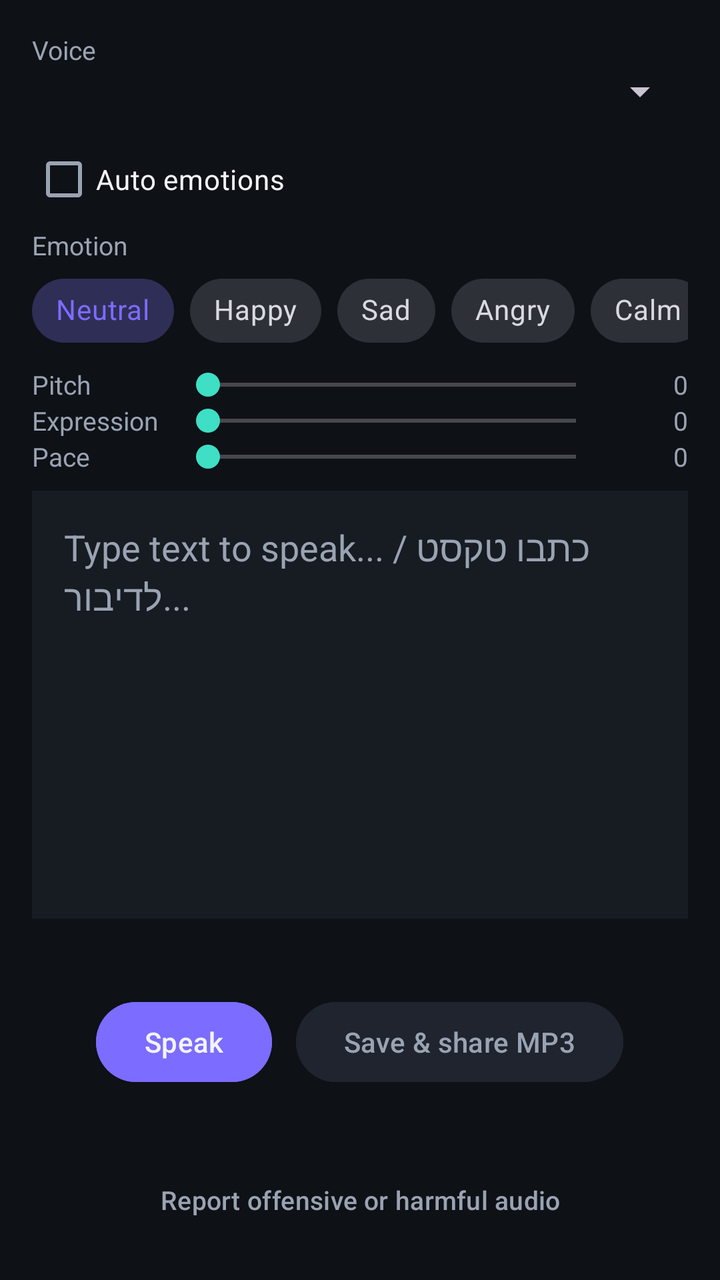
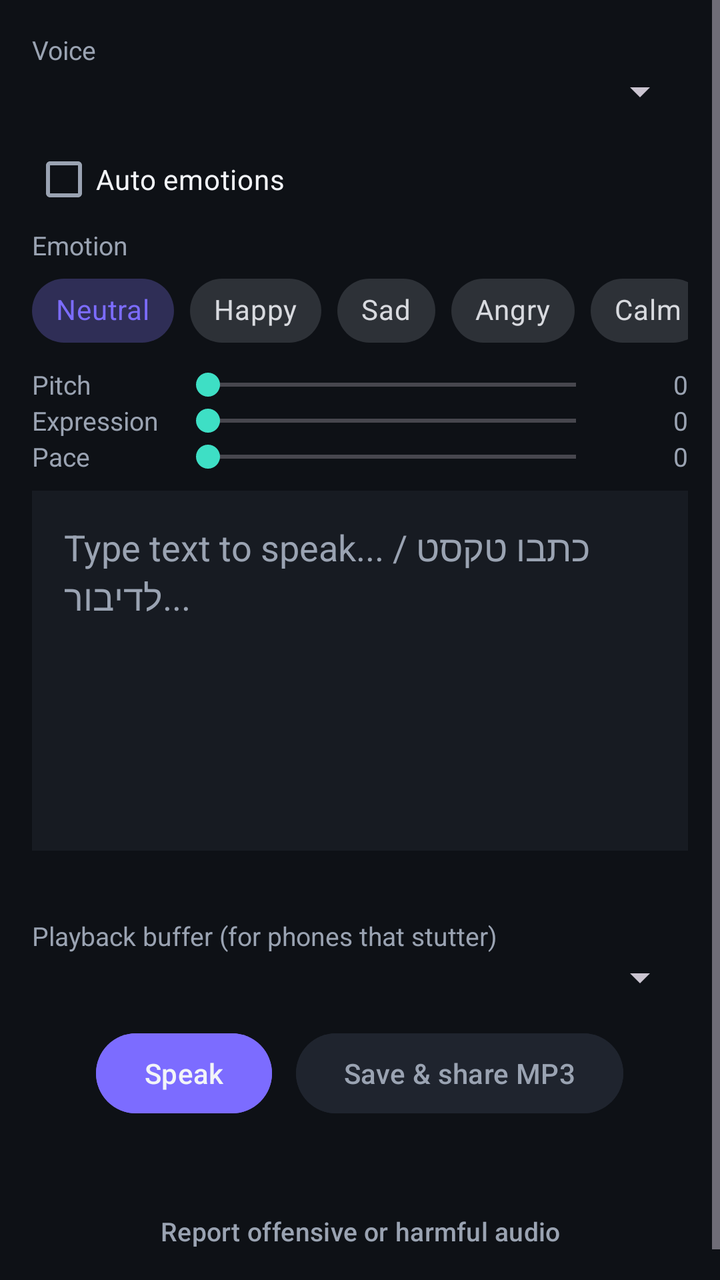

An Android layout rendered at two revisions. The XML below is the earlier revision; the diff shows what the commit changed to produce the second picture.
<!-- AndroidManifest.xml: application theme Theme.VoiceReps -->
<!-- res/layout/fragment_speak.xml -->
<?xml version="1.0" encoding="utf-8"?>
<ScrollView xmlns:android="http://schemas.android.com/apk/res/android"
    xmlns:app="http://schemas.android.com/apk/res-auto"
    android:layout_width="match_parent" android:layout_height="match_parent"
    android:fillViewport="true" android:clipToPadding="false">

<LinearLayout
    android:layout_width="match_parent" android:layout_height="wrap_content"
    android:orientation="vertical" android:padding="16dp">

    <TextView android:layout_width="wrap_content" android:layout_height="wrap_content"
        android:text="Voice" android:textColor="@color/text_secondary" android:textSize="13sp" />
    <Spinner android:id="@+id/voice_spinner" android:layout_width="match_parent"
        android:layout_height="wrap_content" android:layout_marginBottom="8dp" />

    <CheckBox android:id="@+id/auto_emotions" android:layout_width="wrap_content"
        android:layout_height="48dp" android:text="Auto emotions" android:textColor="@color/text_primary" />
    <TextView android:id="@+id/auto_emotion_status" android:layout_width="match_parent"
        android:layout_height="wrap_content" android:textSize="12sp" android:textColor="@color/text_secondary"
        android:visibility="gone" android:layout_marginBottom="4dp" />

    <TextView android:layout_width="wrap_content" android:layout_height="wrap_content"
        android:text="Emotion" android:textColor="@color/text_secondary" android:textSize="13sp" />
    <HorizontalScrollView android:layout_width="match_parent" android:layout_height="wrap_content"
        android:scrollbars="none" android:layout_marginBottom="4dp">
        <com.google.android.material.chip.ChipGroup android:id="@+id/emotion_chips"
            android:layout_width="wrap_content" android:layout_height="wrap_content"
            app:singleLine="true" app:singleSelection="true" app:selectionRequired="true"
            app:checkedChip="@+id/chip_neutral">
            <com.google.android.material.chip.Chip android:id="@+id/chip_neutral"
                style="@style/Widget.MaterialComponents.Chip.Choice" android:layout_width="wrap_content"
                android:layout_height="wrap_content" android:text="Neutral" />
            <com.google.android.material.chip.Chip style="@style/Widget.MaterialComponents.Chip.Choice"
                android:layout_width="wrap_content" android:layout_height="wrap_content" android:text="Happy" />
            <com.google.android.material.chip.Chip style="@style/Widget.MaterialComponents.Chip.Choice"
                android:layout_width="wrap_content" android:layout_height="wrap_content" android:text="Sad" />
            <com.google.android.material.chip.Chip style="@style/Widget.MaterialComponents.Chip.Choice"
                android:layout_width="wrap_content" android:layout_height="wrap_content" android:text="Angry" />
            <com.google.android.material.chip.Chip style="@style/Widget.MaterialComponents.Chip.Choice"
                android:layout_width="wrap_content" android:layout_height="wrap_content" android:text="Calm" />
            <com.google.android.material.chip.Chip style="@style/Widget.MaterialComponents.Chip.Choice"
                android:layout_width="wrap_content" android:layout_height="wrap_content" android:text="Excited" />
            <com.google.android.material.chip.Chip style="@style/Widget.MaterialComponents.Chip.Choice"
                android:layout_width="wrap_content" android:layout_height="wrap_content" android:text="Whisper" />
        </com.google.android.material.chip.ChipGroup>
    </HorizontalScrollView>

    <LinearLayout android:layout_width="match_parent" android:layout_height="wrap_content"
        android:orientation="horizontal" android:gravity="center_vertical">
        <TextView android:layout_width="72dp" android:layout_height="wrap_content"
            android:text="Pitch" android:textColor="@color/text_secondary" android:textSize="13sp" />
        <SeekBar android:id="@+id/pitch_bar" android:layout_width="0dp" android:layout_weight="1"
            android:layout_height="wrap_content" />
        <TextView android:id="@+id/pitch_val" android:layout_width="40dp" android:layout_height="wrap_content"
            android:gravity="end" android:text="0" android:textColor="@color/text_secondary" android:textSize="13sp" />
    </LinearLayout>
    <LinearLayout android:layout_width="match_parent" android:layout_height="wrap_content"
        android:orientation="horizontal" android:gravity="center_vertical">
        <TextView android:layout_width="72dp" android:layout_height="wrap_content"
            android:text="Expression" android:textColor="@color/text_secondary" android:textSize="13sp" />
        <SeekBar android:id="@+id/expression_bar" android:layout_width="0dp" android:layout_weight="1"
            android:layout_height="wrap_content" />
        <TextView android:id="@+id/expression_val" android:layout_width="40dp" android:layout_height="wrap_content"
            android:gravity="end" android:text="0" android:textColor="@color/text_secondary" android:textSize="13sp" />
    </LinearLayout>
    <LinearLayout android:layout_width="match_parent" android:layout_height="wrap_content"
        android:orientation="horizontal" android:gravity="center_vertical" android:layout_marginBottom="8dp">
        <TextView android:layout_width="72dp" android:layout_height="wrap_content"
            android:text="Pace" android:textColor="@color/text_secondary" android:textSize="13sp" />
        <SeekBar android:id="@+id/pace_bar" android:layout_width="0dp" android:layout_weight="1"
            android:layout_height="wrap_content" />
        <TextView android:id="@+id/pace_val" android:layout_width="40dp" android:layout_height="wrap_content"
            android:gravity="end" android:text="0" android:textColor="@color/text_secondary" android:textSize="13sp" />
    </LinearLayout>

    <com.google.android.material.textfield.TextInputEditText android:id="@+id/speak_input"
        android:layout_width="match_parent" android:layout_height="0dp" android:layout_weight="1"
        android:minHeight="180dp" android:gravity="top" android:hint="Type text to speak... / כתבו טקסט לדיבור..."
        android:background="@color/surface" android:padding="16dp"
        android:textColor="@color/text_primary" android:textColorHint="@color/text_secondary" />

    <TextView android:id="@+id/lang_hint" android:layout_width="wrap_content"
        android:layout_height="wrap_content" android:textColor="@color/teal" android:textSize="13sp"
        android:layout_marginTop="8dp" />

    <LinearLayout android:layout_width="match_parent" android:layout_height="wrap_content"
        android:orientation="horizontal" android:gravity="center" android:layout_marginTop="12dp">
        <Button android:id="@+id/speak_button" android:layout_width="wrap_content"
            android:layout_height="wrap_content" android:text="Speak" android:layout_marginEnd="12dp"
            android:backgroundTint="@color/action_background" android:textColor="@color/action_text" />
        <Button android:id="@+id/save_button" android:layout_width="wrap_content"
            android:layout_height="wrap_content" android:text="Save &amp; share MP3"
            android:backgroundTint="@color/action_background" android:textColor="@color/action_text" android:enabled="false" />
    </LinearLayout>

    <LinearLayout android:id="@+id/playback_controls" android:layout_width="match_parent"
        android:layout_height="wrap_content" android:orientation="horizontal" android:gravity="center"
        android:visibility="gone">
        <Button android:id="@+id/pause_button" android:layout_width="wrap_content"
            android:layout_height="wrap_content" android:text="Pause" android:enabled="false"
            android:backgroundTint="@color/action_background" android:textColor="@color/action_text"
            android:layout_marginEnd="12dp" />
        <Button android:id="@+id/stop_button" android:layout_width="wrap_content"
            android:layout_height="wrap_content" android:text="Stop"
            android:backgroundTint="@color/action_background" android:textColor="@color/action_text" />
    </LinearLayout>

    <TextView android:id="@+id/speak_status" android:layout_width="wrap_content"
        android:layout_height="wrap_content" android:layout_gravity="center" android:gravity="center"
        android:textColor="@color/text_secondary" android:layout_marginTop="12dp" android:textSize="14sp" />

    <Button android:id="@+id/report_button" style="@style/Widget.Material3.Button.TextButton"
        android:layout_width="wrap_content" android:layout_height="wrap_content"
        android:layout_gravity="center" android:text="@string/report_audio"
        android:textColor="@color/text_secondary" android:textSize="13sp" />
</LinearLayout>

</ScrollView>
<!-- resources referenced by this layout -->
<resources>
  <color name="surface">#FF171B22</color>
  <color name="teal">#FF3EDFC5</color>
  <color name="text_primary">#FFF2F4F8</color>
  <color name="text_secondary">#FF9AA3B2</color>
  <string name="report_audio">Report offensive or harmful audio</string>
  <style name="Theme.VoiceReps" parent="Theme.Material3.Dark.NoActionBar">
          <item name="colorPrimary">@color/accent</item>
          <item name="colorOnPrimary">@color/text_primary</item>
          <item name="colorSecondary">@color/teal</item>
          <item name="android:colorBackground">@color/bg</item>
          <item name="colorSurface">@color/surface</item>
          <item name="colorOnSurface">@color/text_primary</item>
          <item name="colorOnSurfaceVariant">@color/text_secondary</item>
          <item name="android:windowBackground">@color/bg</item>
      </style>
  <color name="accent">#FF7C6CFF</color>
  <color name="bg">#FF0E1116</color>
</resources>

<!-- the commit's change to res/layout/fragment_speak.xml (unified diff, before → after) -->
@@ -83,6 +83,12 @@
         android:layout_height="wrap_content" android:textColor="@color/teal" android:textSize="13sp"
         android:layout_marginTop="8dp" />
 
+    <TextView android:layout_width="wrap_content" android:layout_height="wrap_content"
+        android:text="Playback buffer (for phones that stutter)" android:textColor="@color/text_secondary"
+        android:textSize="13sp" android:layout_marginTop="8dp" />
+    <Spinner android:id="@+id/buffer_spinner" android:layout_width="match_parent"
+        android:layout_height="wrap_content" />
+
     <LinearLayout android:layout_width="match_parent" android:layout_height="wrap_content"
         android:orientation="horizontal" android:gravity="center" android:layout_marginTop="12dp">
         <Button android:id="@+id/speak_button" android:layout_width="wrap_content"
@@ -109,6 +115,8 @@
         android:layout_height="wrap_content" android:layout_gravity="center" android:gravity="center"
         android:textColor="@color/text_secondary" android:layout_marginTop="12dp" android:textSize="14sp" />
 
+    <include android:id="@+id/speak_progress" layout="@layout/view_progress" />
+
     <Button android:id="@+id/report_button" style="@style/Widget.Material3.Button.TextButton"
         android:layout_width="wrap_content" android:layout_height="wrap_content"
         android:layout_gravity="center" android:text="@string/report_audio"
@@ -116,3 +124,15 @@
 </LinearLayout>
 
 </ScrollView>
+<!-- res/layout/view_progress.xml (included above) -->
+<?xml version="1.0" encoding="utf-8"?>
+<LinearLayout xmlns:android="http://schemas.android.com/apk/res/android"
+    android:layout_width="match_parent" android:layout_height="wrap_content"
+    android:orientation="vertical" android:visibility="gone" android:layout_marginTop="8dp">
+    <ProgressBar android:id="@+id/step_bar" style="?android:attr/progressBarStyleHorizontal"
+        android:layout_width="match_parent" android:layout_height="wrap_content"
+        android:max="1000" android:indeterminate="false" />
+    <TextView android:id="@+id/step_text" android:layout_width="match_parent"
+        android:layout_height="wrap_content" android:fontFamily="monospace" android:textSize="11sp"
+        android:textColor="@color/text_secondary" android:layout_marginTop="4dp" />
+</LinearLayout>
